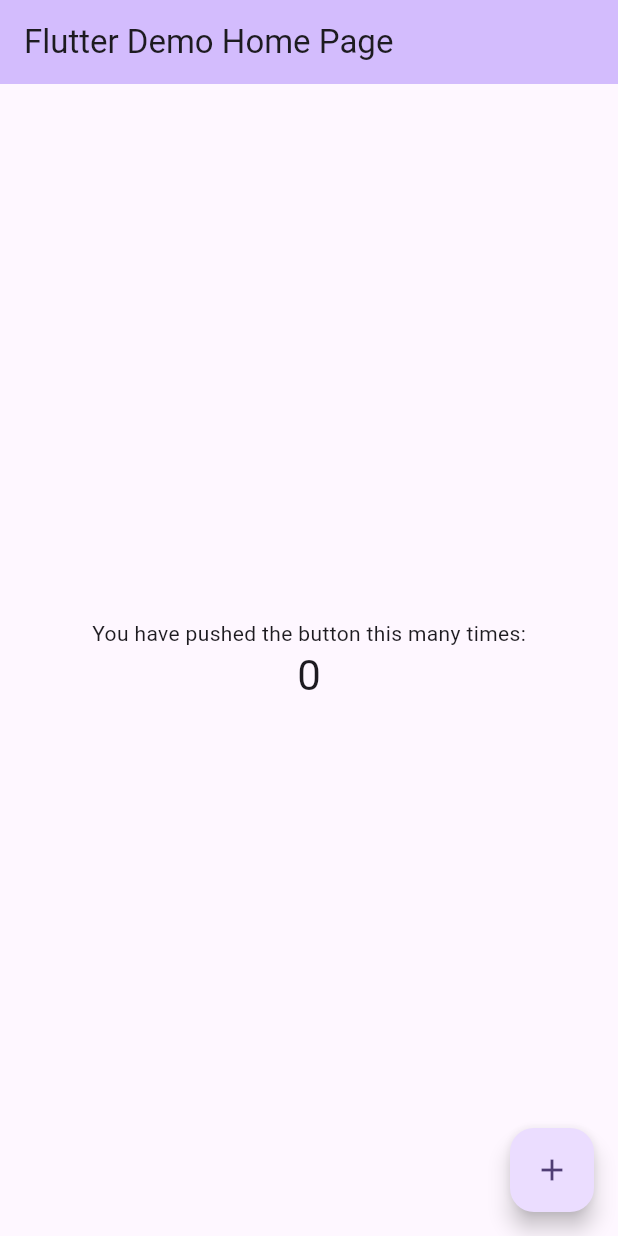
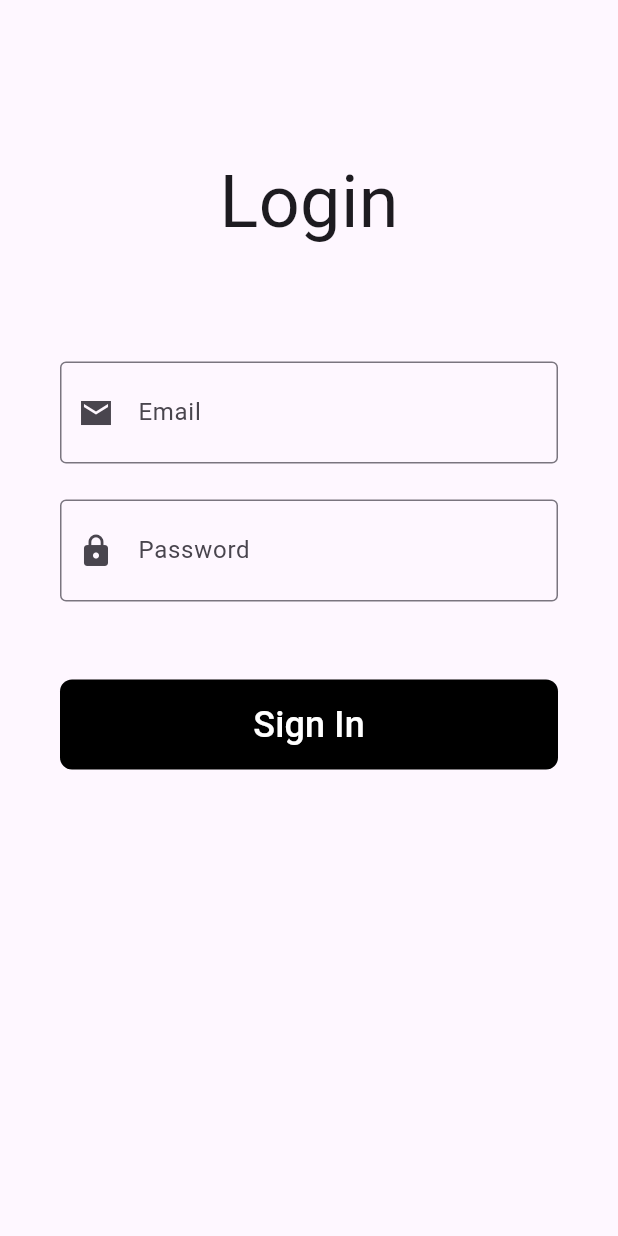
Before and after one commit to ViniBelo/to_do_app_flutter, a Flutter app: the screen it shows after launch, on a phone screen of 412 x 824 dp. Run offline on Flutter 3.47's test engine with Material 3 defaults, Android fonts, the phone set to English and light mode, and no system bars.

Commit message:
Login Screen mapped

```diff
--- a/lib/main.dart
+++ b/lib/main.dart
@@ -1,4 +1,5 @@
 import 'package:flutter/material.dart';
+import 'package:to_do_app_flutter/view/login/login_screen.dart';
 
 void main() {
   runApp(const MyApp());
@@ -7,64 +8,18 @@ void main() {
 class MyApp extends StatelessWidget {
   const MyApp({super.key});
 
-  // This widget is the root of your application.
   @override
   Widget build(BuildContext context) {
     return MaterialApp(
-      title: 'Flutter Demo',
+      title: 'Cash Flow',
       theme: ThemeData(
         colorScheme: ColorScheme.fromSeed(seedColor: Colors.deepPurple),
         useMaterial3: true,
       ),
-      home: const MyHomePage(title: 'Flutter Demo Home Page'),
+      routes: {
+        '/authenticate': (context) => LoginScreen(),
+      },
+      initialRoute: '/authenticate',
     );
   }
 }
-
-class MyHomePage extends StatefulWidget {
-  const MyHomePage({super.key, required this.title});
-
-  final String title;
-
-  @override
-  State<MyHomePage> createState() => _MyHomePageState();
-}
-
-class _MyHomePageState extends State<MyHomePage> {
-  int _counter = 0;
-
-  void _incrementCounter() {
-    setState(() {
-      _counter++;
-    });
-  }
-
-  @override
-  Widget build(BuildContext context) {
-    return Scaffold(
-      appBar: AppBar(
-        backgroundColor: Theme.of(context).colorScheme.inversePrimary,
-        title: Text(widget.title),
-      ),
-      body: Center(
-        child: Column(
-          mainAxisAlignment: MainAxisAlignment.center,
-          children: <Widget>[
-            const Text(
-              'You have pushed the button this many times:',
-            ),
-            Text(
-              '$_counter',
-              style: Theme.of(context).textTheme.headlineMedium,
-            ),
-          ],
-        ),
-      ),
-      floatingActionButton: FloatingActionButton(
-        onPressed: _incrementCounter,
-        tooltip: 'Increment',
-        child: const Icon(Icons.add),
-      ),
-    );
-  }
-}
--- /dev/null
+++ b/lib/view/login/components/login_form_field.dart
@@ -0,0 +1,38 @@
+import 'package:flutter/material.dart';
+
+class LoginFormField extends StatelessWidget {
+  const LoginFormField({
+    super.key,
+    required this.labelText,
+    this.obscureText = false,
+    this.prefixIcon,
+  });
+
+  final bool obscureText;
+  final String labelText;
+  final Icon? prefixIcon;
+
+  @override
+  Widget build(BuildContext context) {
+    return Padding(
+      padding: const EdgeInsets.only(
+          top: 12,
+          bottom: 12
+      ),
+      child: TextFormField(
+        cursorColor: Colors.black,
+        obscureText: obscureText,
+        decoration: InputDecoration(
+          labelText: labelText,
+          prefixIcon: prefixIcon,
+          iconColor: Colors.black,
+          border: const OutlineInputBorder(),
+        ),
+        style: const TextStyle(
+          fontSize: 24,
+        ),
+        maxLines: 1,
+      ),
+    );
+  }
+}
--- /dev/null
+++ b/lib/view/login/components/sign_in_button.dart
@@ -0,0 +1,37 @@
+import 'package:flutter/material.dart';
+
+class SignInButton extends StatelessWidget {
+  const SignInButton({super.key, required this.onSignInPressed});
+
+  final Function()? onSignInPressed;
+
+  @override
+  Widget build(BuildContext context) {
+    return Padding(
+      padding: const EdgeInsets.only(top: 40, bottom: 20),
+      child: FilledButton(
+          style: ButtonStyle(
+              backgroundColor: const WidgetStatePropertyAll(Colors.black),
+              shape: WidgetStatePropertyAll(
+                  RoundedRectangleBorder(
+                    borderRadius: BorderRadius.circular(8),
+                  )
+              )
+          ),
+          onPressed: onSignInPressed,
+          child: const SizedBox(
+            width: double.infinity,
+            height: 60,
+            child: Center(
+              child: Text(
+                "Sign In",
+                style: TextStyle(
+                    fontSize: 24
+                ),
+              ),
+            ),
+          )
+      ),
+    );
+  }
+}
--- /dev/null
+++ b/lib/view/login/login_screen.dart
@@ -0,0 +1,48 @@
+import 'package:flutter/material.dart';
+import 'package:to_do_app_flutter/view/login/components/login_form_field.dart';
+import 'package:to_do_app_flutter/view/login/components/sign_in_button.dart';
+
+class LoginScreen extends StatelessWidget {
+  const LoginScreen({super.key});
+
+  onSignInPressed() {
+
+  }
+
+  @override
+  Widget build(BuildContext context) {
+    return Scaffold(
+      body: SingleChildScrollView(
+        child: Padding(
+          padding: const EdgeInsets.all(40),
+          child: Column(
+            mainAxisAlignment: MainAxisAlignment.start,
+            children: [
+              const Padding(
+                padding: EdgeInsets.only(top: 60, bottom: 60),
+                child: Text(
+                  "Login",
+                  style: TextStyle(
+                      fontSize: 48
+                  ),
+                ),
+              ),
+              const LoginFormField(
+                labelText: "Email",
+                prefixIcon: Icon(Icons.email_sharp),
+              ),
+              const LoginFormField(
+                labelText: "Password",
+                prefixIcon: Icon(Icons.lock),
+                obscureText: true,
+              ),
+              SignInButton(
+                onSignInPressed: onSignInPressed,
+              ),
+            ],
+          ),
+        ),
+      ),
+    );
+  }
+}
```
